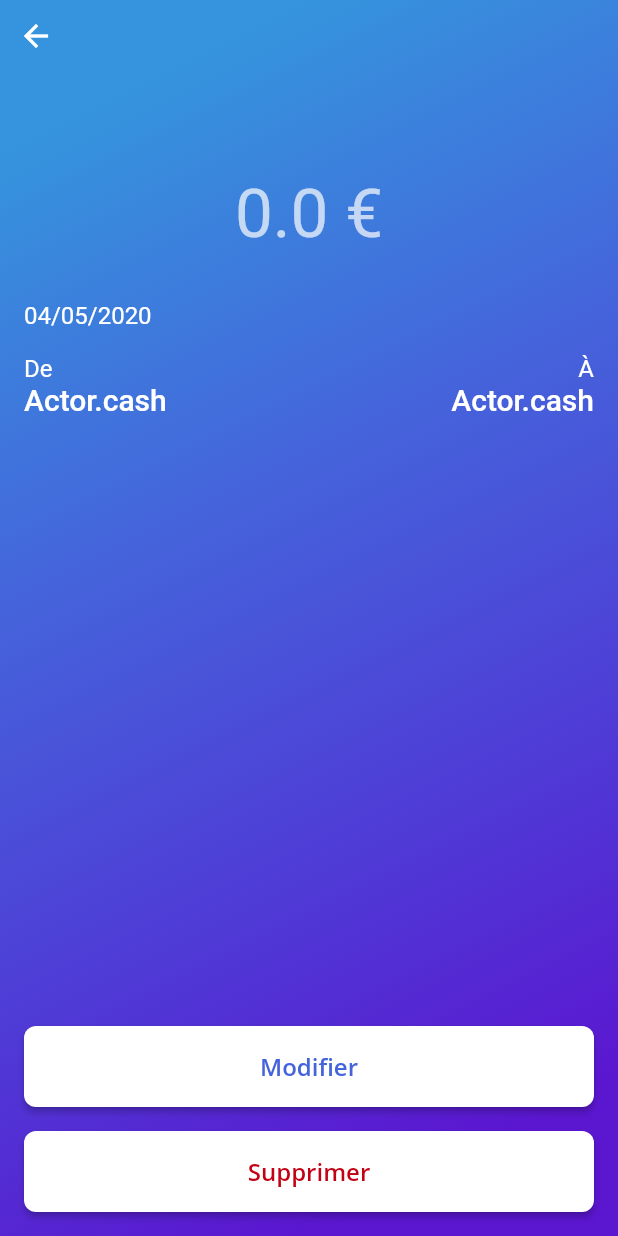
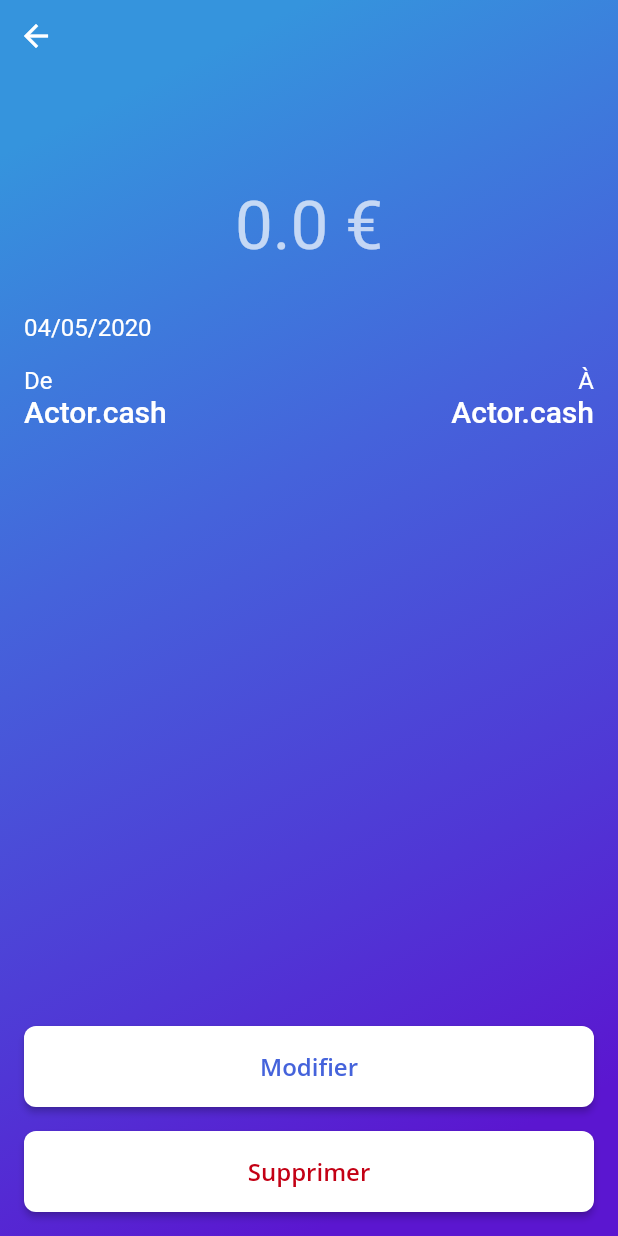
Before and after one commit to quentinlowette/treasurer, a Flutter app: the OperationView screen opened directly with empty values, on a phone screen of 412 x 824 dp. Run offline on Flutter 3.47's test engine with Material 2 defaults, Android fonts, the phone set to English and light mode, and no system bars; our stand-ins replace get_it, image_picker, sqflite, stacked; missing offline and left inert: firebase_ml_vision; accounts and stored records are empty.

Commit message:
refactor operation and operationTile

```diff
--- a/lib/ui/views/operation.v.dart
+++ b/lib/ui/views/operation.v.dart
@@ -41,7 +41,7 @@
             ),
             Padding(
               padding: EdgeInsets.only(
-                top: 72.0,
+                top: 80.0,
                 bottom: 16.0,
                 left: 16.0,
                 right: 16.0,
@@ -49,11 +49,9 @@
               child: Column(
                 crossAxisAlignment: CrossAxisAlignment.stretch,
                 children: <Widget>[
-                  Container(
-                    child: Text(
-                      model.operation.description,
-                      style: Theme.of(context).accentTextTheme.headline5,
-                    ),
+                  Text(
+                    model.operation.description,
+                    style: Theme.of(context).accentTextTheme.headline5,
                   ),
                   SizedBox(height: 16.0),
                   Text(
--- a/lib/ui/widgets/operation_tile.dart
+++ b/lib/ui/widgets/operation_tile.dart
@@ -24,15 +24,12 @@
     child: ListTile(
       title: Text(
         operation.description,
-        // style: Theme.of(context).textTheme.subtitle1,
       ),
       subtitle: Text(
         DateFormat("dd/MM/yyyy").format(operation.date),
-        // style: Theme.of(context).textTheme.bodyText2,
       ),
       trailing: Text(
         "${operation.amount}",
-        // style: Theme.of(context).textTheme.subtitle2,
       ),
       onTap: onTap,
     ),
```
